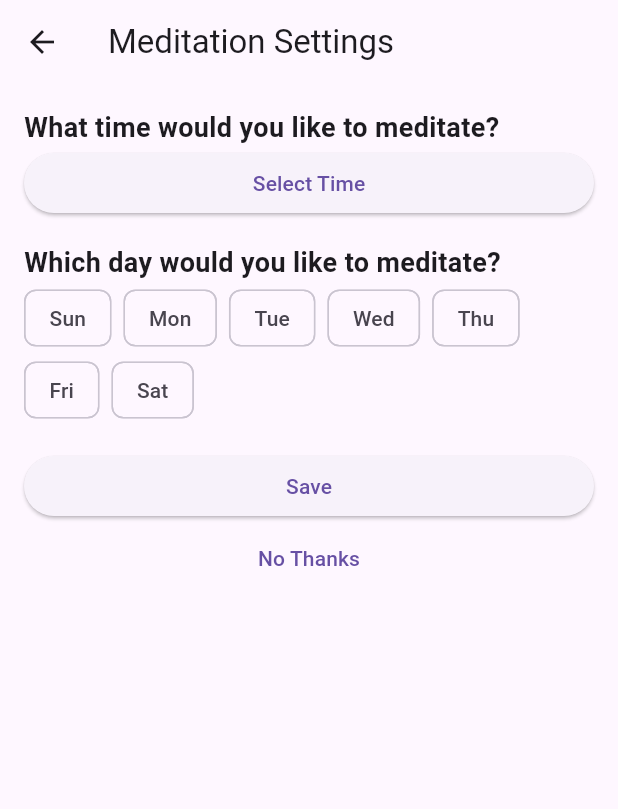
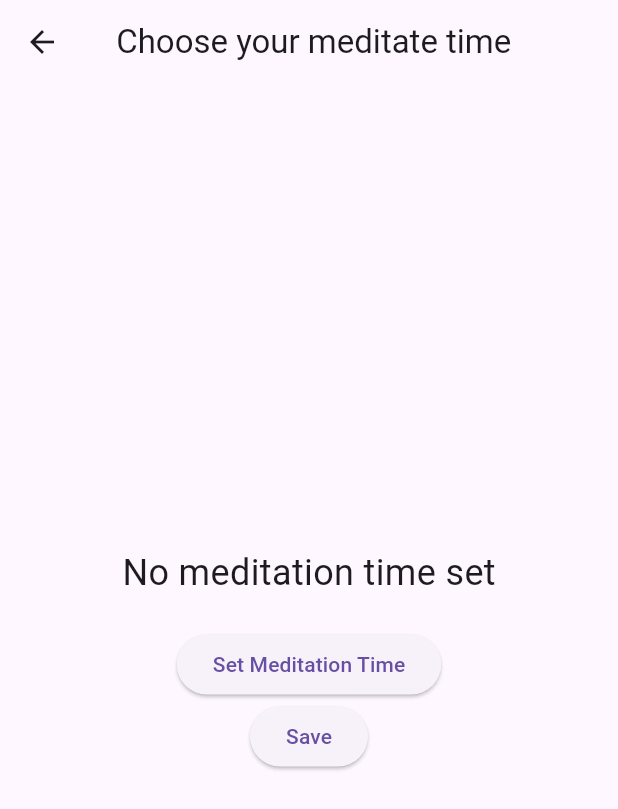
Before and after one commit to abdullahkra/breathe_app, a Flutter app: the MeditationSettingsScreen screen opened directly, on a phone screen of 412 x 824 dp. Shown: the top 809 px of the screen. Run offline on Flutter 3.47's test engine with Material 3 defaults, Android fonts, the light colour scheme and no system bars; our stand-ins replace audioplayers, flutter_local_notifications.

Commit message:
Meditate time page guncellendi

```diff
--- a/breathe_app/lib/core/init/meditation_provider.dart
+++ b/breathe_app/lib/core/init/meditation_provider.dart
@@ -27,7 +27,5 @@ class MeditationProvider with ChangeNotifier {
     // Save settings to persistent storage
   }
 
-  void scheduleNotifications() {
-    // Schedule notifications based on the selected time and days
-  }
+  void scheduleDailyNotification(TimeOfDay newTime) {}
 }
--- a/breathe_app/lib/feature/view/get_started/select_day/meditation_settings_screen.dart
+++ /dev/null
@@ -1,66 +0,0 @@
-import 'package:breathe_app/core/init/meditation_provider.dart';
-import 'package:breathe_app/feature/widget/day_selection_chip.dart';
-import 'package:flutter/material.dart';
-import 'package:provider/provider.dart';
-import 'package:flutter_local_notifications/flutter_local_notifications.dart';
-
-class MeditationSettingsScreen extends StatelessWidget {
-  @override
-  Widget build(BuildContext context) {
-    final provider = Provider.of<MeditationProvider>(context);
-    return Scaffold(
-      appBar: AppBar(
-        title: Text('Meditation Settings'),
-      ),
-      body: Padding(
-        padding: const EdgeInsets.all(16.0),
-        child: Column(
-          crossAxisAlignment: CrossAxisAlignment.stretch,
-          children: [
-            Text(
-              'What time would you like to meditate?',
-              style: TextStyle(fontSize: 18, fontWeight: FontWeight.bold),
-            ),
-            ElevatedButton(
-              onPressed: () async {
-                TimeOfDay? pickedTime = await showTimePicker(
-                  context: context,
-                  initialTime: TimeOfDay.now(),
-                );
-                if (pickedTime != null) {
-                  provider.setMeditationTime(pickedTime);
-                }
-              },
-              child: Text('Select Time'),
-            ),
-            SizedBox(height: 16),
-            Text(
-              'Which day would you like to meditate?',
-              style: TextStyle(fontSize: 18, fontWeight: FontWeight.bold),
-            ),
-            Wrap(
-              spacing: 8.0,
-              children: provider.days
-                  .map((day) => DaySelectionChip(day: day))
-                  .toList(),
-            ),
-            SizedBox(height: 16),
-            ElevatedButton(
-              onPressed: () {
-                provider.saveSettings();
-                provider.scheduleNotifications();
-              },
-              child: Text('Save'),
-            ),
-            TextButton(
-              onPressed: () {
-                // Navigate to the next screen if there is one
-              },
-              child: Text('No Thanks'),
-            ),
-          ],
-        ),
-      ),
-    );
-  }
-}
--- /dev/null
+++ b/breathe_app/lib/feature/view/select_day/meditation_settings_screen.dart
@@ -0,0 +1,49 @@
+// lib/screens/meditation_settings_screen.dart
+import 'package:breathe_app/core/init/meditation_provider.dart';
+import 'package:flutter/material.dart';
+import 'package:provider/provider.dart';
+
+class MeditationSettingsScreen extends StatelessWidget {
+  @override
+  Widget build(BuildContext context) {
+    final provider = Provider.of<MeditationProvider>(context);
+
+    return Scaffold(
+      appBar: AppBar(
+        title: Text(' Choose your meditate time'),
+      ),
+      body: Center(
+        child: Column(
+          mainAxisAlignment: MainAxisAlignment.center,
+          children: [
+            Text(
+              provider.meditationTime != null
+                  ? 'Meditation Time: ${provider.meditationTime!.format(context)}'
+                  : 'No meditation time set',
+              style: TextStyle(fontSize: 24),
+            ),
+            SizedBox(height: 20),
+            ElevatedButton(
+              onPressed: () async {
+                TimeOfDay? newTime = await showTimePicker(
+                  context: context,
+                  initialTime: TimeOfDay.now(),
+                );
+                if (newTime != null) {
+                  provider.setMeditationTime(newTime);
+                }
+              },
+              child: Text('Set Meditation Time'),
+            ),
+            ElevatedButton(
+              onPressed: (
+                  //buraya bir sonraki syfa eklenecek
+                  ) async {},
+              child: Text('Save'),
+            ),
+          ],
+        ),
+      ),
+    );
+  }
+}
--- a/breathe_app/lib/main.dart
+++ b/breathe_app/lib/main.dart
@@ -1,8 +1,9 @@
+// lib/main.dart
 import 'package:breathe_app/core/init/meditation_provider.dart';
-import 'package:breathe_app/feature/view/get_started/get_started_page.dart';
+import 'package:breathe_app/feature/view/get_started/get_started_screen.dart';
 import 'package:flutter/material.dart';
 import 'package:provider/provider.dart';
-import 'package:flutter_local_notifications/flutter_local_notifications.dart';
+
 
 void main() {
   runApp(MeditationApp());
@@ -14,6 +15,7 @@ class MeditationApp extends StatelessWidget {
     return ChangeNotifierProvider(
       create: (_) => MeditationProvider(),
       child: MaterialApp(
+        debugShowCheckedModeBanner: false,
         home: GetStartedScreen(),
       ),
     );
```
Also changed, not shown: breathe_app/lib/feature/view/get_started/get_started_page.dart (deleted, +0 -45 lines), breathe_app/lib/feature/view/get_started/get_started_screen.dart (added, +120 -0 lines), breathe_app/lib/feature/view/utils/audio_helper.dart (added, +14 -0 lines).
